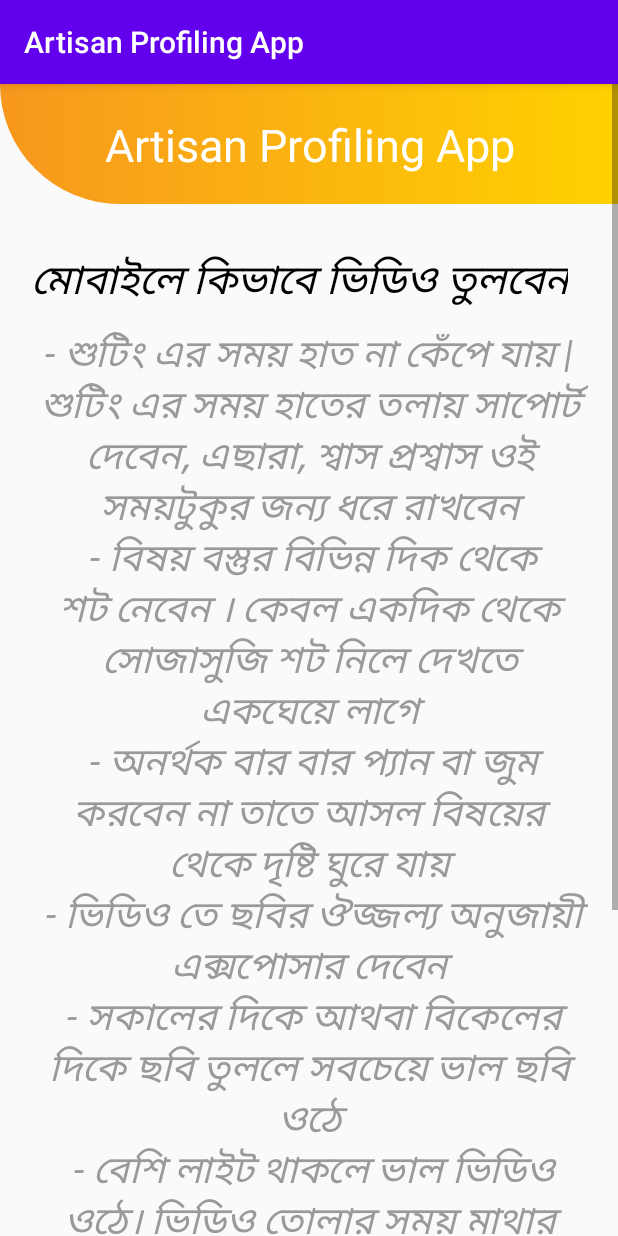
After one commit to deysarkarswarup/Artisan-Profiling-App-1, an Android app: the DirectionToCaptureVideoActivity screen opened directly, with no data from a screen before it, on a phone screen of 412 x 824 dp. The commit adds this screen. Run offline under Robolectric (Android 15) with nearby library versions, the phone set to English and light mode, and no system bars.

Commit message:
Direction to Capture image and video activity added

```diff
--- a/app/src/main/AndroidManifest.xml
+++ b/app/src/main/AndroidManifest.xml
@@ -19,7 +19,9 @@
         android:roundIcon="@mipmap/ic_launcher_round"
         android:supportsRtl="true"
         android:theme="@style/AppTheme">
-        <activity android:name=".EditExperienceActivity"></activity>
+        <activity android:name=".DirectionToCaptureVideoActivity"></activity>
+        <activity android:name=".DirectionToCaptureImageActivity" />
+        <activity android:name=".EditExperienceActivity" />
         <activity android:name=".EditAddressActivity" />
         <activity android:name=".EditAgeActivity" />
         <activity android:name=".EditNameActivity" />
--- /dev/null
+++ b/app/src/main/java/com/example/artisanprofilingapp/DirectionToCaptureVideoActivity.java
@@ -0,0 +1,27 @@
+package com.example.artisanprofilingapp;
+
+import androidx.appcompat.app.AppCompatActivity;
+
+import android.content.Intent;
+import android.os.Bundle;
+import android.view.View;
+import android.view.WindowManager;
+import android.widget.Button;
+
+public class DirectionToCaptureVideoActivity extends AppCompatActivity {
+    private Button nextBtn;
+    @Override
+    protected void onCreate(Bundle savedInstanceState) {
+        super.onCreate(savedInstanceState);
+        setContentView(R.layout.activity_direction_to_capture_video);
+        getWindow().setFlags(WindowManager.LayoutParams.FLAG_FULLSCREEN, WindowManager.LayoutParams.FLAG_FULLSCREEN);
+        nextBtn = findViewById(R.id.nextBtn);
+        nextBtn.setOnClickListener(new View.OnClickListener() {
+            @Override
+            public void onClick(View v) {
+                startActivity(new Intent(DirectionToCaptureVideoActivity.this, Insert_video_instructionActivity.class));
+
+            }
+        });
+    }
+}
--- a/app/src/main/java/com/example/artisanprofilingapp/ExperienceActivity.java
+++ b/app/src/main/java/com/example/artisanprofilingapp/ExperienceActivity.java
@@ -87,7 +87,7 @@ public class ExperienceActivity extends AppCompatActivity {
                         //Toast.makeText(MainActivity.this,"হয়েগেছে",Toast.LENGTH_LONG).show();
                         regUser();
                         mediaPlayer.stop();
-                        Intent i = new Intent(ExperienceActivity.this, ImageCaptureSelection.class);
+                        Intent i = new Intent(ExperienceActivity.this, DirectionToCaptureImageActivity.class);
                         startActivity(i);
                     } else {
                         nam.setError("আপনার অভিজ্ঞতা টাইপ করুন");
--- a/app/src/main/java/com/example/artisanprofilingapp/UserChoiceActivity.java
+++ b/app/src/main/java/com/example/artisanprofilingapp/UserChoiceActivity.java
@@ -45,7 +45,7 @@ public class UserChoiceActivity extends AppCompatActivity {
                 public void onClick(View view) {
                     myPref.edit().putString("track", "12").apply();
                     mediaPlayer.stop();
-                    Intent i = new Intent(UserChoiceActivity.this, Insert_video_instructionActivity.class);
+                    Intent i = new Intent(UserChoiceActivity.this, DirectionToCaptureVideoActivity.class);
                     startActivity(i);
                 }
             });
--- /dev/null
+++ b/app/src/main/res/layout/activity_direction_to_capture_video.xml
@@ -0,0 +1,73 @@
+<?xml version="1.0" encoding="utf-8"?>
+<ScrollView xmlns:android="http://schemas.android.com/apk/res/android"
+    android:layout_width="fill_parent"
+    android:layout_height="wrap_content"
+    android:orientation="vertical"
+    android:fillViewport="false">
+    <LinearLayout
+        android:orientation="vertical"
+        xmlns:app="http://schemas.android.com/apk/res-auto"
+        xmlns:tools="http://schemas.android.com/tools"
+        android:layout_width="match_parent"
+        android:layout_height="match_parent"
+        tools:context=".MainActivity">
+        <!--    android:background="@drawable/bg">-->
+        <LinearLayout
+            android:layout_width="match_parent"
+            android:layout_height="80dp"
+            android:orientation="horizontal"
+            android:background="@drawable/top_gradient"/>
+        <TextView
+            android:layout_marginTop="-60dp"
+            android:layout_width="wrap_content"
+            android:layout_height="wrap_content"
+            android:text="@string/app_name"
+            android:textSize="30sp"
+            android:layout_gravity="center"
+            android:gravity="center"
+            android:textColor="@color/Heading"
+            />
+        <TextView
+            android:layout_width="wrap_content"
+            android:layout_height="wrap_content"
+            android:layout_marginTop="50dp"
+            android:text="@string/directionVideoHeading"
+            android:textSize="27sp"
+            android:paddingLeft="20dp"
+            android:paddingRight="20dp"
+            android:textAlignment="center"
+            android:textColor="#000"
+            android:textStyle="italic"
+            app:layout_constraintBottom_toBottomOf="parent"
+            app:layout_constraintLeft_toLeftOf="parent"
+            app:layout_constraintRight_toRightOf="parent"
+            app:layout_constraintTop_toTopOf="parent" />
+        <TextView
+            android:layout_width="wrap_content"
+            android:layout_height="wrap_content"
+            android:layout_marginTop="10dp"
+            android:text="@string/directionVideoCapture"
+            android:textSize="25sp"
+            android:paddingLeft="20dp"
+            android:paddingRight="20dp"
+            android:textAlignment="center"
+            android:textColor="@color/textColor"
+            android:textStyle="italic"
+            app:layout_constraintBottom_toBottomOf="parent"
+            app:layout_constraintLeft_toLeftOf="parent"
+            app:layout_constraintRight_toRightOf="parent"
+            app:layout_constraintTop_toTopOf="parent" />
+        <Button
+            android:id="@+id/nextBtn"
+            android:layout_width="match_parent"
+            android:layout_height="wrap_content"
+            android:layout_marginLeft="90dp"
+            android:layout_marginRight="90dp"
+            android:text="@string/next"
+            android:textSize="30sp"
+            android:padding="10dp"
+            android:background="@drawable/btn_round"
+            android:layout_marginTop="40dp" />
+    </LinearLayout>
+
+</ScrollView>
--- a/app/src/main/res/values/strings.xml
+++ b/app/src/main/res/values/strings.xml
@@ -50,4 +50,19 @@
     <string name="nam">নাম</string>
     <string name="ageupdate">বয়স</string>
     <string name="addressupdate">ঠিকানা</string>
+    <string name="directionPhotoHeading">বাড়িতে ফটো তোলার জন্য কিছু নির্দেশ</string>
+    <string name="directionPhotoCapture">- ফটো তলার সময় খেয়াল রাখবেন যেন ছবির দুই তৃতীয়াংশে পন্যের ছবি থাকে এবং বাকি এক তৃতীয়াংশ জায়গা যেন ফাঁকা থাকে\n - আপনার ছবির পেছনের ব্যাকগ্রাউন্ড হবে সাধাসিধে, পরিস্কার দেওয়াল অথবা কোন বিশেষ টেক্সচার যেমন মাদুর/ চাটাই\n
+        - যে জিনিস টার ছবি তুলছেন সেটি যেন আপনার ক্যামেরার সাথে সমান্তরাল ভাবে থাকে বা আপনার চোখের লেভেলে থাকে\n - এমন ভাবে ছবি তুলবেন যাতে ফটোর বেশিরভাগ অংশ জুড়ে যেন পন্যের ছবিটি থাকে\n
+        - এমন ভাবে ছবি তুলবেন যাতে পন্যের ছবিটি পরিস্কার আসে\n - সকালের দিকে আথবা বিকেলের দিকে ছবি তুললে সবচেয়ে ভাল ছবি ওঠে\n - আপনার মোবাইলের ফ্ল্যাশ রেঞ্জ কত জেনে নিন। সাধারনত, মোবাইলের ফ্ল্যাশ রেঞ্জ ৫ ফুটের কম হয়\n
+        - কোন পন্যের ছবি তোলার সময় হরাইজন্টাল এবং ভারটিকাল দুটি দিকই যেন দেখা যায়\n - ক্যামেরাটি স্থির ভাবে ধরবেন । দেখবেন ক্যামেরা যেন ছবি তোলার সময় নড়ে না যায়
+</string>
+    <string name="directionVideoHeading">মোবাইলে কিভাবে ভিডিও তুলবেন</string>
+    <string name="directionVideoCapture">- শুটিং  এর সময় হাত না কেঁপে  যায় | শুটিং  এর সময় হাতের তলায় সাপোর্ট দেবেন, এছারা, শ্বাস প্রশ্বাস ওই সময়টুকুর জন্য ধরে রাখবেন\n
+        - বিষয় বস্তুর বিভিন্ন দিক থেকে শট নেবেন । কেবল একদিক থেকে সোজাসুজি শট নিলে দেখতে একঘেয়ে লাগে\n
+        - অনর্থক বার বার প্যান বা জুম করবেন না তাতে আসল বিষয়ের থেকে দৃষ্টি ঘুরে যায়\n
+        - ভিডিও তে ছবির ঔজ্জল্য অনুজায়ী এক্সপোসার দেবেন\n
+        - সকালের দিকে আথবা বিকেলের দিকে ছবি তুললে সবচেয়ে ভাল ছবি ওঠে\n
+        - বেশি লাইট থাকলে ভাল ভিডিও ওঠে। ভিডিও তোলার সময় মাথার ওপর লাইট রাখবেন না\n
+        - খেয়াল রাখবেন সাউন্ড কোয়ালিটি যেন ভাল হয় | ভাল কোয়ালিটির সাউন্ড থাকলে ভিডিও দেখতে ভাল লাগে।
+</string>
 </resources>
--- a/build.gradle
+++ b/build.gradle
@@ -5,7 +5,7 @@ buildscript {
         jcenter()
     }
     dependencies {
-        classpath 'com.android.tools.build:gradle:4.0.1'
+        classpath 'com.android.tools.build:gradle:4.0.2'
 
         // NOTE: Do not place your application dependencies here; they belong
         // in the individual module build.gradle files
```
Also changed, not shown: app/src/main/java/com/example/artisanprofilingapp/DirectionToCaptureImageActivity.java (added, +28 -0 lines), app/src/main/res/layout/activity_direction_to_capture_image.xml (added, +73 -0 lines), 1 other file.
